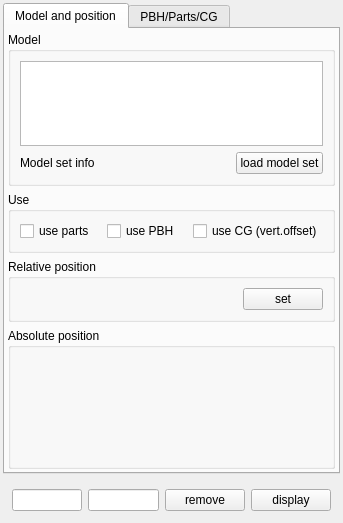
Before: the Qt Designer form src/gui/components/modelbrowsercomponent.ui in swift-project/pilotclient, drawn with Qt 5.
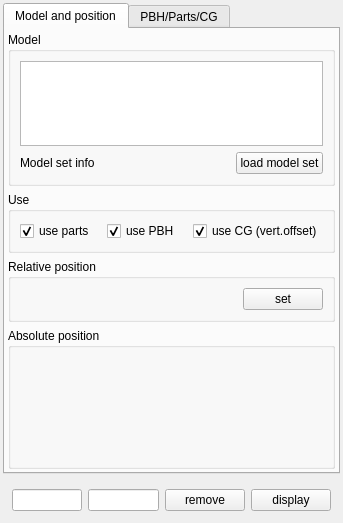
After: the same form once the commit is applied. Custom widgets are drawn as their Qt base class.

```diff
--- a/src/gui/components/modelbrowsercomponent.ui
+++ b/src/gui/components/modelbrowsercomponent.ui
@@ -113,6 +113,9 @@
             <property name="text">
              <string>use parts</string>
             </property>
+                        <property name="checked">
+                          <bool>true</bool>
+                        </property>
            </widget>
           </item>
           <item row="0" column="1">
@@ -120,6 +123,9 @@
             <property name="text">
              <string>use PBH</string>
             </property>
+                        <property name="checked">
+                          <bool>true</bool>
+                        </property>
            </widget>
           </item>
           <item row="0" column="2">
@@ -127,6 +133,9 @@
             <property name="text">
              <string>use CG (vert.offset)</string>
             </property>
+                        <property name="checked">
+                          <bool>true</bool>
+                        </property>
            </widget>
           </item>
          </layout>
```
Lines whose indentation alone changed are shown as unchanged.
